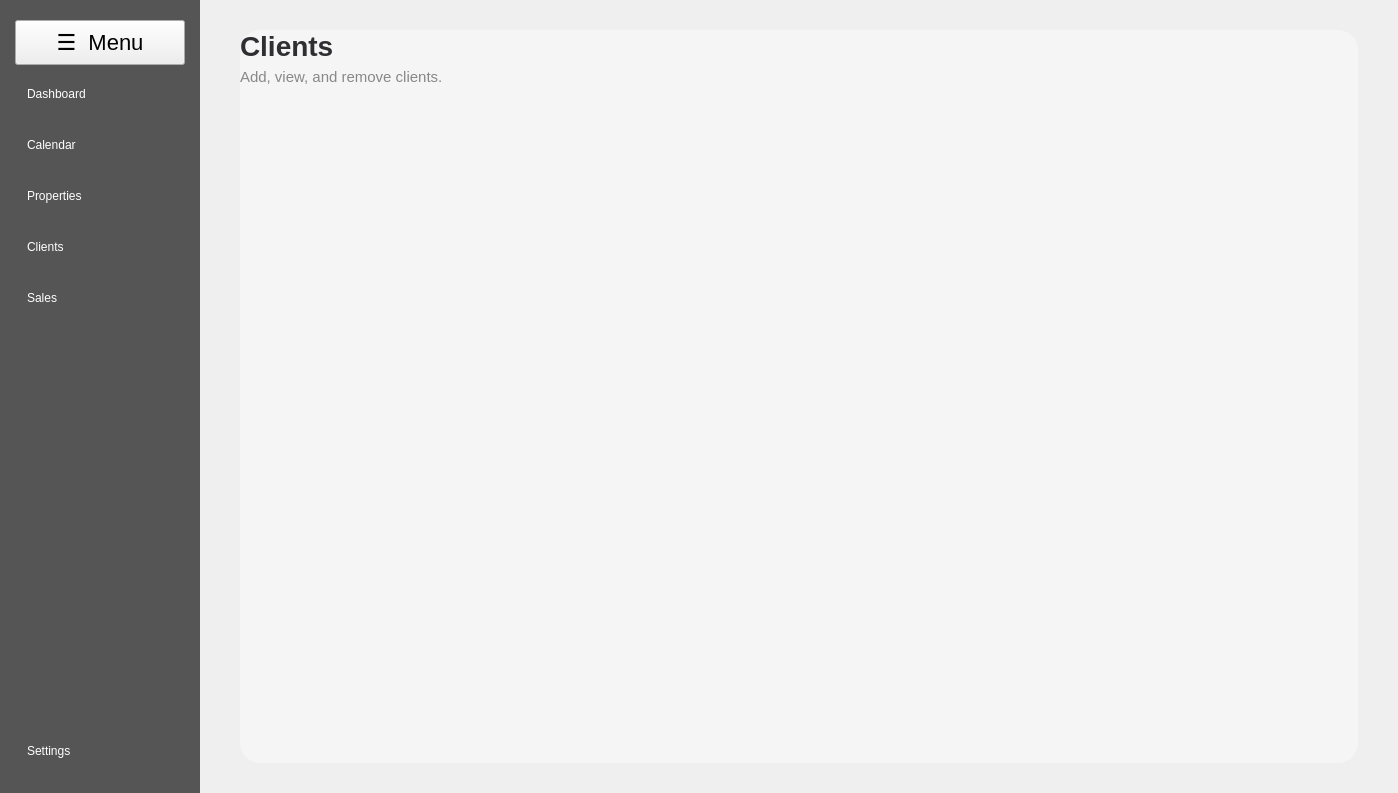
First picture: the form in appointments_window.ui, repository CleoreseCandiceManes/pyqt, before the edit.
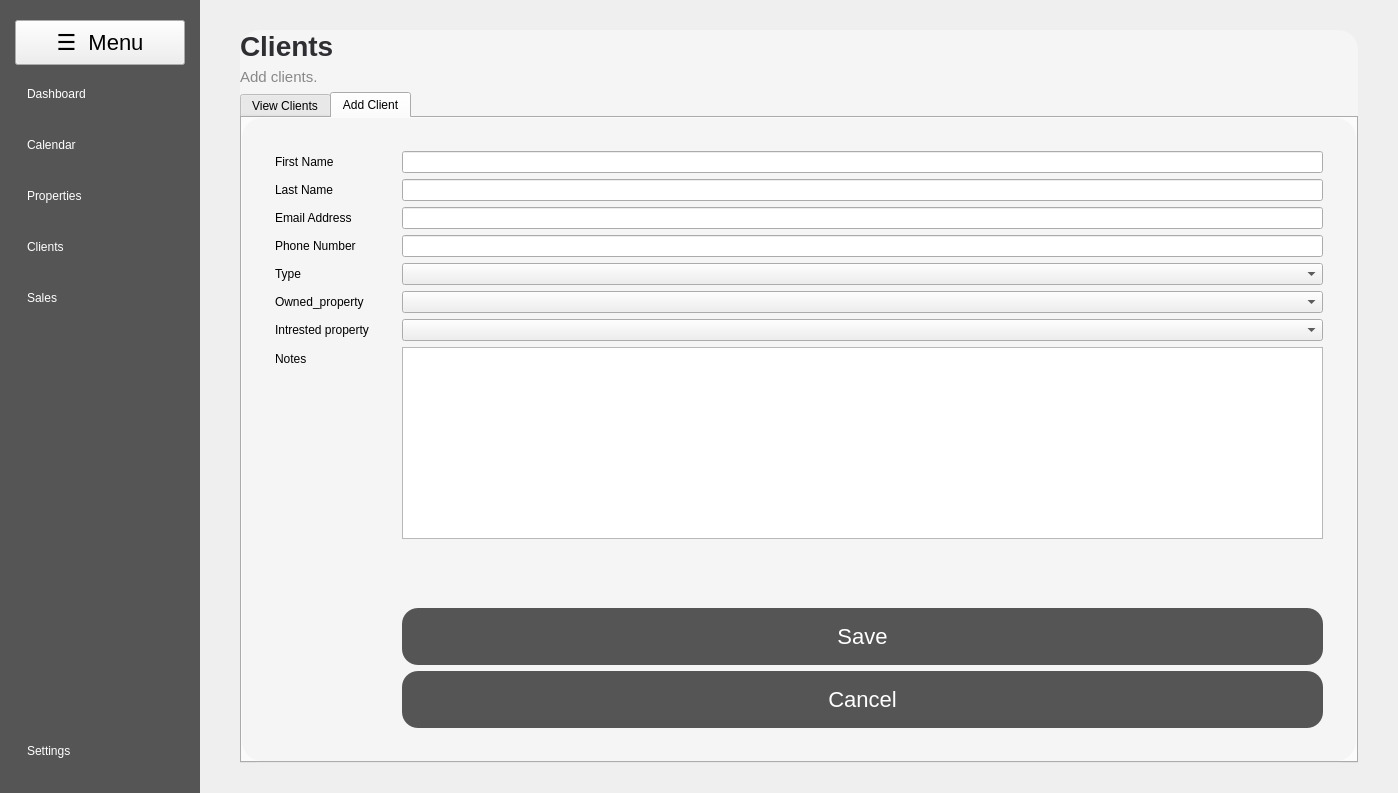
Second picture: the form after the edit. The open tabs and pages were chosen to show the change. Icons and pictures are not drawn.

```diff
--- a/appointments_window.ui
+++ b/appointments_window.ui
@@ -588,22 +588,203 @@
               </string>
              </property>
              <property name="text">
-              <string>Add, view, and remove clients.</string>
+              <string>Add clients.</string>
              </property>
             </widget>
            </item>
            <item>
-            <spacer name="clientsSpacer">
-             <property name="orientation">
-              <enum>Qt::Vertical</enum>
+            <widget class="QTabWidget" name="tabWidget">
+             <property name="currentIndex">
+              <number>1</number>
              </property>
-             <property name="sizeHint" stdset="0">
-              <size>
-               <width>20</width>
-               <height>40</height>
-              </size>
-             </property>
-            </spacer>
+             <widget class="QWidget" name="viewCients">
+              <attribute name="title">
+               <string>View Clients</string>
+              </attribute>
+              <layout class="QVBoxLayout" name="viewClientsLayout">
+               <property name="leftMargin">
+                <number>33</number>
+               </property>
+               <property name="topMargin">
+                <number>33</number>
+               </property>
+               <property name="rightMargin">
+                <number>33</number>
+               </property>
+               <property name="bottomMargin">
+                <number>33</number>
+               </property>
+               <item>
+                <widget class="QTableWidget" name="client_list"/>
+               </item>
+              </layout>
+             </widget>
+             <widget class="QWidget" name="add_client_tab">
+              <attribute name="title">
+               <string>Add Client</string>
+              </attribute>
+              <layout class="QFormLayout" name="add_client_form">
+               <property name="horizontalSpacing">
+                <number>33</number>
+               </property>
+               <property name="leftMargin">
+                <number>33</number>
+               </property>
+               <property name="topMargin">
+                <number>33</number>
+               </property>
+               <property name="rightMargin">
+                <number>33</number>
+               </property>
+               <property name="bottomMargin">
+                <number>33</number>
+               </property>
+               <item row="0" column="0">
+                <widget class="QLabel" name="label">
+                 <property name="text">
+                  <string>First Name</string>
+                 </property>
+                </widget>
+               </item>
+               <item row="0" column="1">
+                <widget class="QLineEdit" name="first_name"/>
+               </item>
+               <item row="1" column="0">
+                <widget class="QLabel" name="lname">
+                 <property name="text">
+                  <string>Last Name</string>
+                 </property>
+                </widget>
+               </item>
+               <item row="1" column="1">
+                <widget class="QLineEdit" name="last_name"/>
+               </item>
+               <item row="2" column="0">
+                <widget class="QLabel" name="email">
+                 <property name="text">
+                  <string>Email Address</string>
+                 </property>
+                </widget>
+               </item>
+               <item row="2" column="1">
+                <widget class="QLineEdit" name="email_address"/>
+               </item>
+               <item row="3" column="0">
+                <widget class="QLabel" name="phone_nr_2">
+                 <property name="text">
+                  <string>Phone Number</string>
+                 </property>
+                </widget>
+               </item>
+               <item row="3" column="1">
+                <widget class="QLineEdit" name="phone_nr"/>
+               </item>
+               <item row="4" column="0">
+                <widget class="QLabel" name="label_5">
+                 <property name="text">
+                  <string>Type</string>
+                 </property>
+                </widget>
+               </item>
+               <item row="4" column="1">
+                <widget class="QComboBox" name="client_type"/>
+               </item>
+               <item row="5" column="0">
+                <widget class="QLabel" name="ownedProp">
+                 <property name="text">
+                  <string>Owned_property</string>
+                 </property>
+                </widget>
+               </item>
+               <item row="5" column="1">
+                <widget class="QComboBox" name="owned_property"/>
+               </item>
+               <item row="6" column="0">
+                <widget class="QLabel" name="intrest">
+                 <property name="text">
+                  <string>Intrested property</string>
+                 </property>
+                </widget>
+               </item>
+               <item row="6" column="1">
+                <widget class="QComboBox" name="interested_propery"/>
+               </item>
+               <item row="7" column="0">
+                <widget class="QLabel" name="notes_2">
+                 <property name="text">
+                  <string>Notes</string>
+                 </property>
+                </widget>
+               </item>
+               <item row="7" column="1">
+                <widget class="QTextEdit" name="notes"/>
+               </item>
+               <item row="8" column="1">
+                <spacer name="verticalSpacer_2">
+                 <property name="orientation">
+                  <enum>Qt::Vertical</enum>
+                 </property>
+                 <property name="sizeHint" stdset="0">
+                  <size>
+                   <width>20</width>
+                   <height>40</height>
+                  </size>
+                 </property>
+                </spacer>
+               </item>
+               <item row="10" column="1">
+                <widget class="QPushButton" name="client_save_btn">
+                 <property name="styleSheet">
+                  <string notr="true">QPushButton {
+    background-color: #555555;
+    color: white;
+    border: none;
+    border-radius: 16px;
+    padding: 16px;
+    font-size: 22px;
+}
+
+QPushButton:hover {
+    background-color: #666666;
+}
+
+QPushButton:pressed {
+    background-color: #444444;
+}</string>
+                 </property>
+                 <property name="text">
+                  <string>Save</string>
+                 </property>
+                </widget>
+               </item>
+               <item row="11" column="1">
+                <widget class="QPushButton" name="client_cancel_btn">
+                 <property name="styleSheet">
+                  <string notr="true">QPushButton {
+    background-color: #555555;
+    color: white;
+    border: none;
+    border-radius: 16px;
+    padding: 16px;
+    font-size: 22px;
+}
+
+QPushButton:hover {
+    background-color: #666666;
+}
+
+QPushButton:pressed {
+    background-color: #444444;
+}</string>
+                 </property>
+                 <property name="text">
+                  <string>Cancel</string>
+                 </property>
+                </widget>
+               </item>
+              </layout>
+             </widget>
+            </widget>
            </item>
           </layout>
          </widget>
```
Left out of the diff: 114 changed lines with no effect on the pictures.
